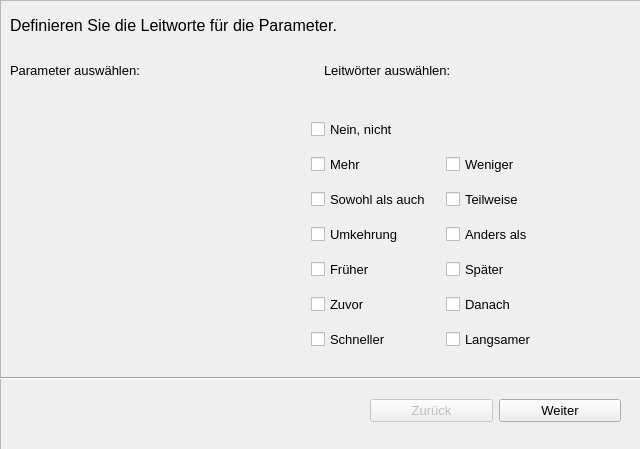
Qt form Code/wizard_2.ui (MSPietsch/HMI) before a commit.
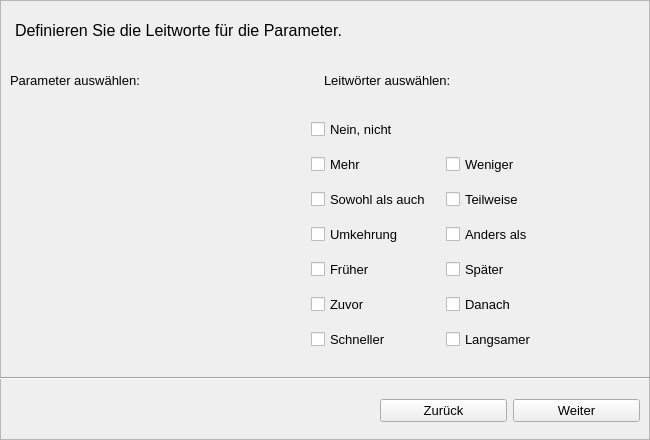
The same form after that commit.

Commit message: wizards nochmal einheitlicher gemacht.

```diff
--- a/Code/wizard_2.ui
+++ b/Code/wizard_2.ui
@@ -6,8 +6,8 @@
    <rect>
     <x>0</x>
     <y>0</y>
-    <width>640</width>
-    <height>449</height>
+    <width>650</width>
+    <height>440</height>
    </rect>
   </property>
   <property name="windowTitle">
@@ -18,8 +18,8 @@
     <rect>
      <x>0</x>
      <y>0</y>
-     <width>681</width>
-     <height>451</height>
+     <width>650</width>
+     <height>440</height>
     </rect>
    </property>
    <property name="font">
@@ -39,8 +39,8 @@
     </property>
     <property name="geometry">
      <rect>
-      <x>10</x>
-      <y>10</y>
+      <x>15</x>
+      <y>15</y>
       <width>591</width>
       <height>31</height>
      </rect>
@@ -239,7 +239,7 @@
     <property name="geometry">
      <rect>
       <x>10</x>
-      <y>40</y>
+      <y>50</y>
       <width>621</width>
       <height>61</height>
      </rect>
@@ -269,9 +269,9 @@
    <widget class="QWidget" name="horizontalLayoutWidget_2">
     <property name="geometry">
      <rect>
-      <x>370</x>
+      <x>380</x>
       <y>380</y>
-      <width>251</width>
+      <width>260</width>
       <height>61</height>
      </rect>
     </property>
@@ -279,7 +279,7 @@
      <item>
       <widget class="QPushButton" name="zuruckButton">
        <property name="enabled">
-        <bool>false</bool>
+        <bool>true</bool>
        </property>
        <property name="text">
         <string>Zurück</string>
@@ -303,7 +303,7 @@
      <rect>
       <x>0</x>
       <y>370</y>
-      <width>641</width>
+      <width>650</width>
       <height>16</height>
      </rect>
     </property>
```
The commit also changes 7 other files.
